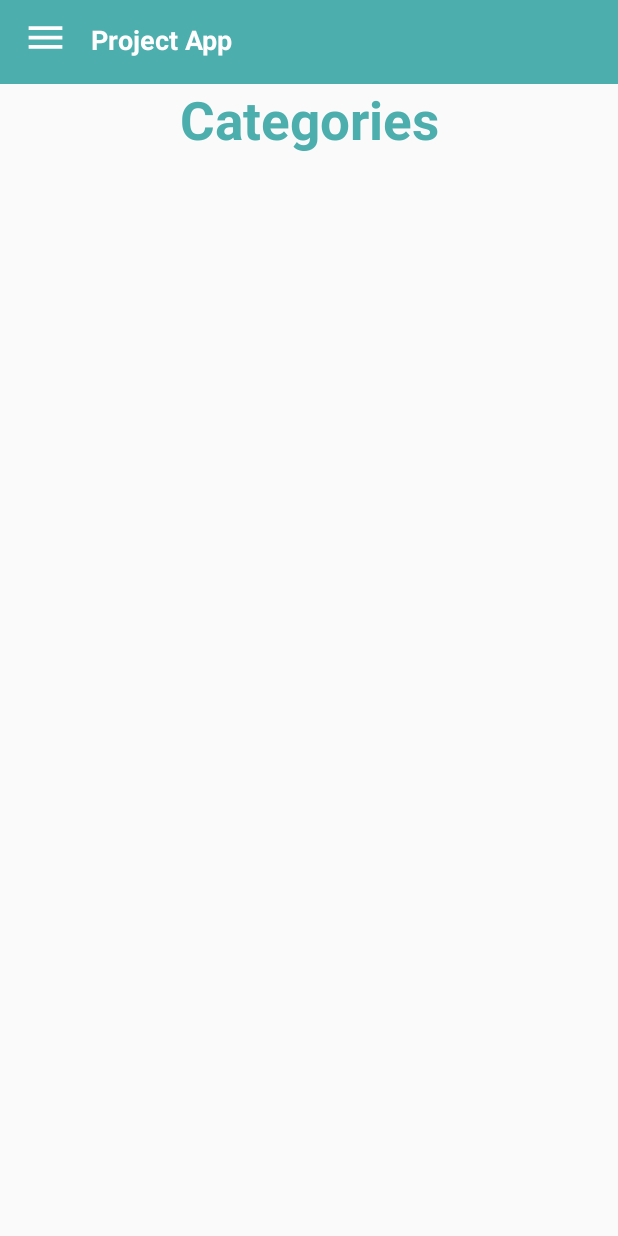
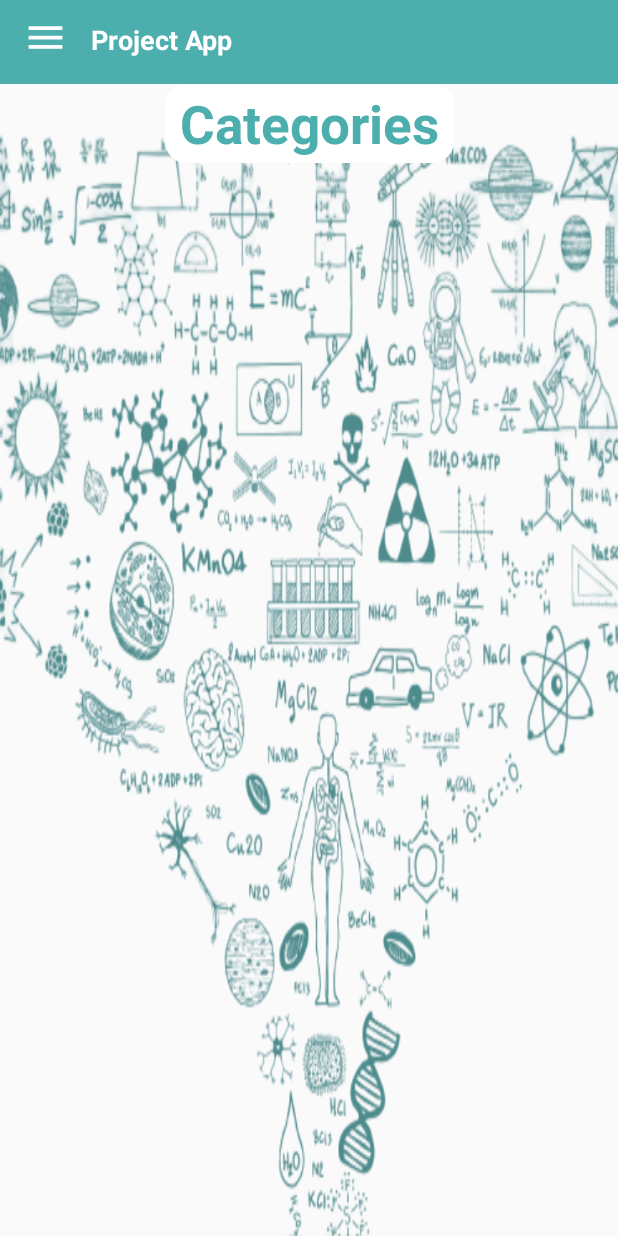
Before and after one commit to kamalagbaria/Project-App, an Android app: the CategoriesFragment screen opened through its navigation route, on a phone screen of 412 x 824 dp. Run offline under Robolectric (Android 15) with nearby library versions, the phone set to English and light mode, and no system bars; our stand-ins replace Firebase (no records; nobody signed in at launch, a user with empty details on screens opened directly), Picasso, navigation-ui.

Commit message:
Categories?

```diff
--- a/app/src/main/res/drawable/border_title.xml
+++ b/app/src/main/res/drawable/border_title.xml
@@ -4,9 +4,9 @@
 
     <solid android:color="@color/colorWhite" />
     <stroke android:width="2dp" android:color="@color/colorWhite"/>
-    <corners android:radius="3sp"/>
+    <corners android:radius="13sp"/>
     <padding android:bottom="3sp"/>
     <padding android:top="3sp"/>
-    <padding android:left="3sp"/>
-    <padding android:right="3sp"/>
+    <padding android:left="10sp"/>
+    <padding android:right="10sp"/>
 </shape>
--- a/app/src/main/res/layout/activity_category_recycler_view.xml
+++ b/app/src/main/res/layout/activity_category_recycler_view.xml
@@ -6,6 +6,7 @@
     android:layout_height="match_parent"
     tools:context=".CategoriesFragment"
     android:orientation="vertical"
+    android:background="@drawable/categories_background"
     >
 
     <TextView
@@ -21,7 +22,10 @@
             app:layout_constraintStart_toStartOf="parent"
             app:layout_constraintTop_toTopOf="parent"
             app:layout_constraintVertical_bias="0.0"
-            app:layout_constraintHorizontal_bias="0.5" />
+            app:layout_constraintHorizontal_bias="0.5"
+        android:background="@drawable/border_title"
+
+        />
 
 
         <androidx.recyclerview.widget.RecyclerView
@@ -34,7 +38,9 @@
             app:layout_constraintStart_toStartOf="parent"
             app:layout_constraintTop_toBottomOf="@+id/categories_title"
             app:layout_constraintVertical_bias="0.767"
-            android:paddingTop="15dp"/>
+            android:paddingTop="15dp"
+            android:alpha="0.9"
+            />
 
 
 
--- a/app/src/main/res/layout/activity_general_category.xml
+++ b/app/src/main/res/layout/activity_general_category.xml
@@ -46,6 +46,7 @@
             android:textStyle="bold"
             android:textColor="@color/colorPrimaryText"
 
+
             />
 
         <ListView
--- a/app/src/main/res/layout/fragment_categories.xml
+++ b/app/src/main/res/layout/fragment_categories.xml
@@ -4,7 +4,9 @@
     android:layout_width="match_parent"
     android:layout_height="match_parent"
     xmlns:app="http://schemas.android.com/apk/res-auto"
-    tools:context=".CategoriesFragment">
+    tools:context=".CategoriesFragment"
+    android:background="@drawable/categories_background"
+    >
 
     <TextView
         android:id="@+id/categories_title"
--- a/app/src/main/res/layout/fragment_home.xml
+++ b/app/src/main/res/layout/fragment_home.xml
@@ -6,7 +6,7 @@
     android:layout_height="match_parent"
     tools:context=".HomeFragment"
     android:orientation="vertical"
-    android:background="@drawable/looking_for_answer">
+    android:background="@drawable/questions_mark">
 
     <TextView
     android:layout_width="wrap_content"
@@ -17,7 +17,7 @@
     android:layout_marginBottom="5sp"
     android:layout_marginTop="5sp"
     android:background="@drawable/border_title"
-    android:alpha="0.9"
+    android:alpha="0.85"
         android:textStyle="bold"
         android:textColor="@color/colorPrimaryText"
 
@@ -47,7 +47,7 @@
     android:layout_marginBottom="5sp"
     android:layout_marginTop="5sp"
     android:background="@drawable/border_title"
-    android:alpha="0.9"
+    android:alpha="0.85"
         android:textStyle="bold"
     />
 
```
Also changed, not shown: app/src/main/res/drawable/categories_background.png (added).
